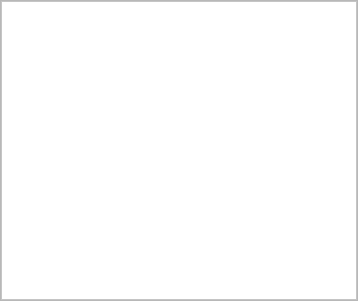
The window that widget/editor/qwmrecordselector.ui (alleindrach/QWellMan) describes before a commit, drawn with Qt 5.
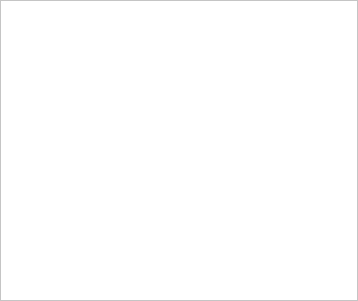
The same window after the commit.

The edit to the form file:
```diff
--- a/widget/editor/qwmrecordselector.ui
+++ b/widget/editor/qwmrecordselector.ui
@@ -44,10 +44,13 @@
       <bool>true</bool>
      </property>
      <property name="frameShape">
-      <enum>QFrame::StyledPanel</enum>
+      <enum>QFrame::NoFrame</enum>
      </property>
      <property name="frameShadow">
-      <enum>QFrame::Raised</enum>
+      <enum>QFrame::Plain</enum>
+     </property>
+     <property name="lineWidth">
+      <number>0</number>
      </property>
      <layout class="QVBoxLayout" name="verticalLayout_2">
       <property name="leftMargin">
```
